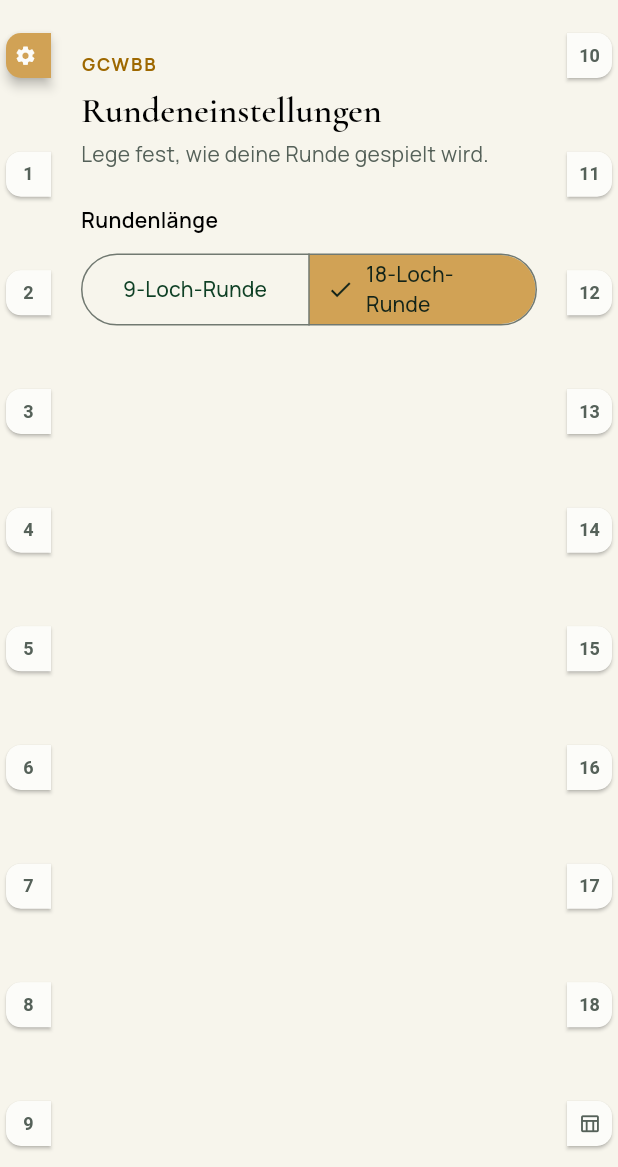
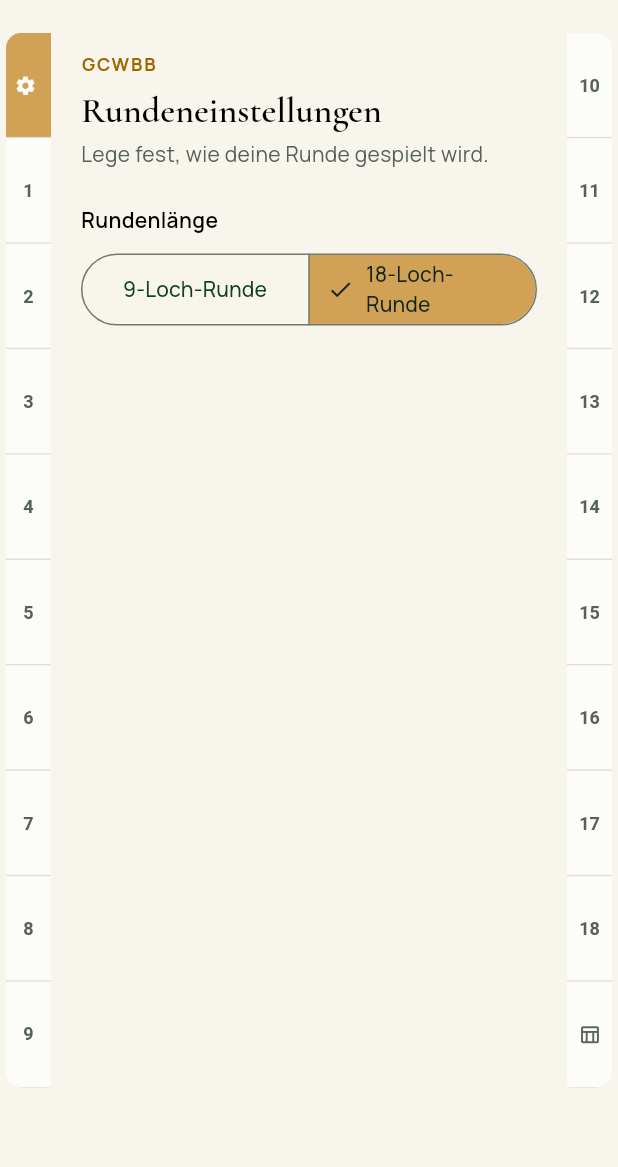
Before and after one commit to carstenroesner/gc-winterberg-birdie-book, a Flutter app: the MainPagerScreen screen opened directly, on a phone screen of 412 x 824 dp, the part 69-1236 px from its top. Run offline on Flutter 3.47's test engine with Material 3 defaults, Android fonts, the phone set to English and light mode, and no system bars; our stand-ins replace path_drawing, shared_preferences; accounts and stored records are empty.

Commit message:
Reiterleisten flächig und mit unterem Sicherheitsabstand
Nutzer-Feedback: die Reiter sollten aneinander anschließen (eine
durchgehende, flächige Leiste bilden) statt einzelne, per Lücken
getrennte Kacheln zu sein; zudem soll unten 5% der Bildschirmhöhe
Platz bleiben, damit der unterste Reiter nicht mit der abgerundeten
Display-Ecke bzw. der Home-Indicator-Zone auf iPhone-Pro-Geräten
kollidiert.

Fix in book_tab_rail.dart: die gesamte Leiste ist jetzt EIN Material
mit ClipRRect (nur die äußeren Enden abgerundet), die einzelnen Reiter
sind Expanded-Zellen ohne eigenen Abstand/Radius, mit dünner
Trennlinie zwischen den Zellen - dadurch eine durchgehende Fläche statt
einzelner schwebender Kapseln.

Fix in main_pager_screen.dart: unterer Padding-Wert der Reiterleisten
um 5% der Bildschirmhöhe (MediaQuery) erweitert.

Co-Authored-By: Claude Sonnet 5 <noreply@anthropic.com>
Claude-Session: https://claude.ai/code/session_01Un7GgHuCtpYcXc16tUZcef

```diff
--- a/lib/screens/main_pager_screen.dart
+++ b/lib/screens/main_pager_screen.dart
@@ -82,6 +82,11 @@ class _MainPagerScreenState extends State<MainPagerScreen> {
       if (hc > 9) BookTabItem.scorecard(pageIndex: lastPage),
     ];
 
+    // Zusätzlicher unterer Abstand für die Reiterleisten (5 % der
+    // Bildschirmhöhe): schützt den untersten Reiter vor der abgerundeten
+    // Display-Ecke bzw. der Home-Indicator-Zone auf iPhone-Pro-Geräten.
+    final railBottomInset = MediaQuery.of(context).size.height * 0.05;
+
     return Scaffold(
       appBar: AppBar(
         title: Column(
@@ -111,7 +116,7 @@ class _MainPagerScreenState extends State<MainPagerScreen> {
         crossAxisAlignment: CrossAxisAlignment.stretch,
         children: [
           Padding(
-            padding: const EdgeInsets.symmetric(horizontal: 4, vertical: 12),
+            padding: EdgeInsets.only(left: 4, right: 4, top: 12, bottom: 12 + railBottomInset),
             child: BookTabRail(
               side: BookTabSide.left,
               items: leftItems,
@@ -128,7 +133,7 @@ class _MainPagerScreenState extends State<MainPagerScreen> {
           ),
           if (rightItems.isNotEmpty)
             Padding(
-              padding: const EdgeInsets.symmetric(horizontal: 4, vertical: 12),
+              padding: EdgeInsets.only(left: 4, right: 4, top: 12, bottom: 12 + railBottomInset),
               child: BookTabRail(
                 side: BookTabSide.right,
                 items: rightItems,
--- a/lib/widgets/book_tab_rail.dart
+++ b/lib/widgets/book_tab_rail.dart
@@ -1,9 +1,10 @@
 // "Buchregister"-Reiterleiste (links: Zahnrad + Löcher 1-9 [+ Scorecard bei
 // 9-Loch-Runde]; rechts: Löcher 10-18 + Scorecard bei 18-Loch-Runde).
 // Nachbau von renderHoleColumns()/holeListItem()/settingsListItem()/
-// scorecardListItem() aus js/app.js: jeder Reiter ist ein eigenständiges,
-// zur Buchmitte hin eckiges, außen abgerundetes Element mit Schatten; der
-// aktive Reiter hebt sich per Gold-Farbe ab und "poppt" leicht heraus.
+// scorecardListItem() aus js/app.js: die Reiter bilden EINE durchgehende,
+// flächige Leiste (nur die äußeren Enden abgerundet, dünne Trennlinien
+// zwischen den Zellen), die sich gleichmäßig über die volle Höhe verteilt;
+// der aktive Reiter hebt sich per Gold-Farbe ab und "poppt" leicht heraus.
 
 import 'package:flutter/material.dart';
 
@@ -46,23 +47,35 @@ class BookTabRail extends StatelessWidget {
 
   @override
   Widget build(BuildContext context) {
-    return Column(
-      mainAxisSize: MainAxisSize.max,
-      mainAxisAlignment: MainAxisAlignment.spaceBetween,
-      crossAxisAlignment:
-          side == BookTabSide.left ? CrossAxisAlignment.start : CrossAxisAlignment.end,
-      children: [
-        for (final item in items) _buildTab(context, item),
-      ],
-    );
-  }
-
-  Widget _buildTab(BuildContext context, BookTabItem item) {
-    final isActive = item.pageIndex == activePage;
     final outerRadius = const Radius.circular(10);
     final borderRadius = side == BookTabSide.left
         ? BorderRadius.only(topLeft: outerRadius, bottomLeft: outerRadius)
         : BorderRadius.only(topRight: outerRadius, bottomRight: outerRadius);
+
+    return SizedBox(
+      width: 30,
+      child: ClipRRect(
+        borderRadius: borderRadius,
+        child: Material(
+          color: GolfPalette.surface,
+          elevation: 2,
+          child: Column(
+            mainAxisSize: MainAxisSize.max,
+            crossAxisAlignment: CrossAxisAlignment.stretch,
+            children: [
+              for (var i = 0; i < items.length; i++)
+                Expanded(
+                  child: _buildTab(context, items[i], isLast: i == items.length - 1),
+                ),
+            ],
+          ),
+        ),
+      ),
+    );
+  }
+
+  Widget _buildTab(BuildContext context, BookTabItem item, {required bool isLast}) {
+    final isActive = item.pageIndex == activePage;
 
     final label = switch (item.kind) {
       BookTabKind.settings => const Icon(Icons.settings, size: 15),
@@ -73,22 +86,20 @@ class BookTabRail extends StatelessWidget {
         ),
     };
 
-    return Padding(
-      padding: const EdgeInsets.only(bottom: 2),
-      child: Material(
+    return DecoratedBox(
+      decoration: BoxDecoration(
         color: isActive ? GolfPalette.gold : GolfPalette.surface,
-        elevation: isActive ? 3 : 1,
-        borderRadius: borderRadius,
-        child: InkWell(
-          borderRadius: borderRadius,
-          onTap: () => onSelectPage(item.pageIndex),
-          child: Container(
-            width: 30,
-            height: 30,
-            alignment: Alignment.center,
-            transform: isActive
-                ? Matrix4.translationValues(side == BookTabSide.left ? -2 : 2, 0, 0)
-                : Matrix4.identity(),
+        border: isLast
+            ? null
+            : Border(bottom: BorderSide(color: GolfPalette.line, width: 1)),
+      ),
+      child: InkWell(
+        onTap: () => onSelectPage(item.pageIndex),
+        child: Center(
+          child: Transform.translate(
+            offset: isActive
+                ? Offset(side == BookTabSide.left ? -2 : 2, 0)
+                : Offset.zero,
             child: DefaultTextStyle(
               style: TextStyle(
                 color: isActive ? GolfPalette.surface : GolfPalette.inkSoft,
```
